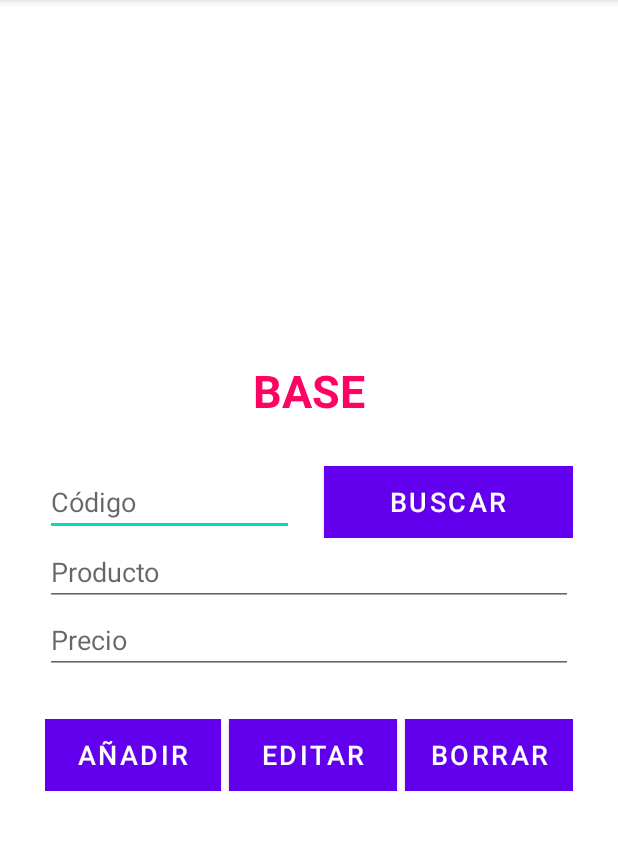
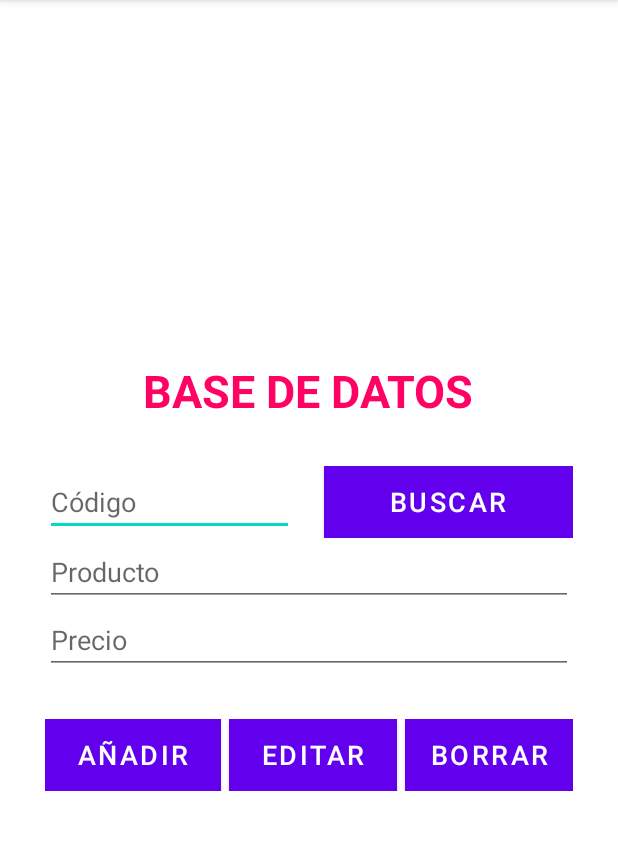
Before and after one commit to airamtaleb/MasterChef, an Android app: the DatabaseActivity screen opened directly, with no data from a screen before it, on a phone screen of 412 x 824 dp, the part 84-934 px from its top. Run offline under Robolectric (Android 15) with nearby library versions, the phone set to English and light mode, and no system bars; our stand-ins replace Volley.

Commit message:
Renombrar titulillo

```diff
--- a/app/src/main/res/layout/activity_data_base.xml
+++ b/app/src/main/res/layout/activity_data_base.xml
@@ -19,7 +19,7 @@
             android:layout_width="wrap_content"
             android:layout_height="wrap_content"
             android:layout_marginBottom="30dp"
-            android:text="BASE"
+            android:text="BASE DE DATOS"
             android:textColor="#FF0264"
             android:textSize="30dp"
             android:textStyle="bold"
```
